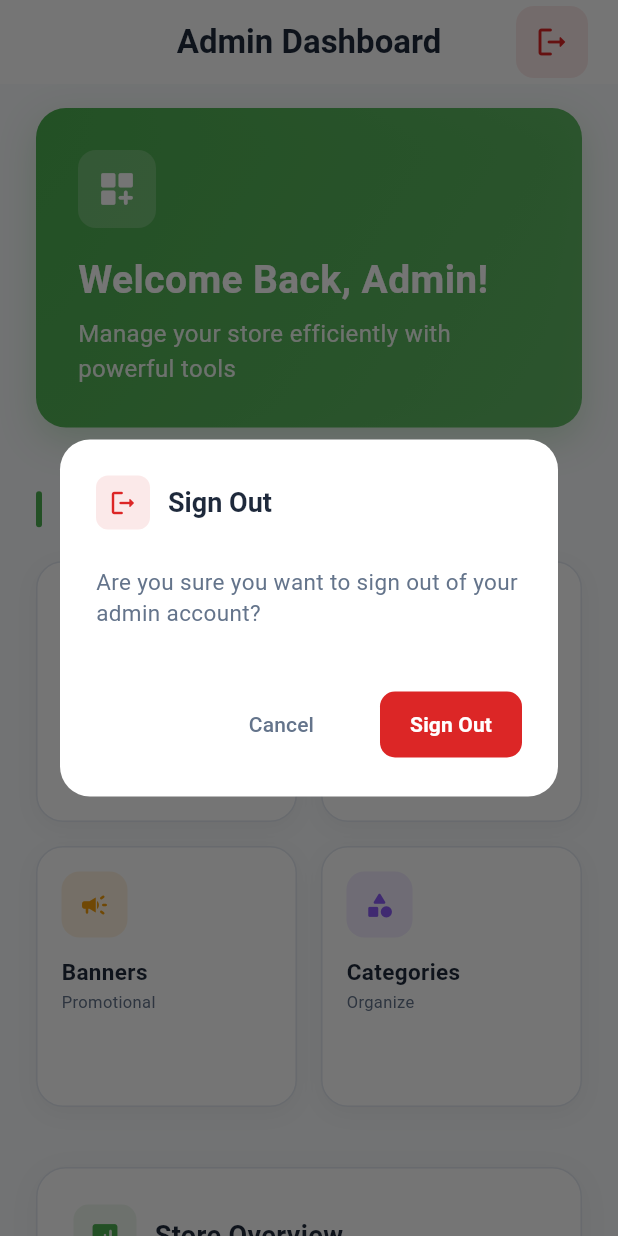
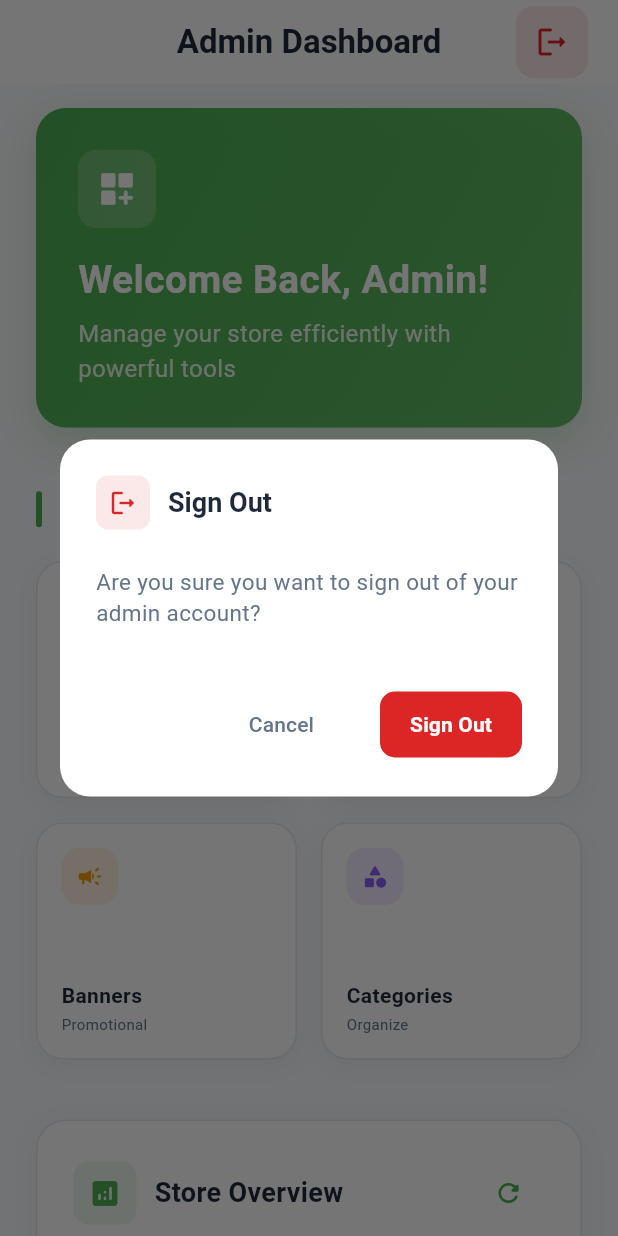
Before and after one commit to Amjad3618/yellow-achar-admin-app, a Flutter app: the screen it shows once a user with an empty profile is signed in, after a tap on the "logout" icon, on a phone screen of 412 x 824 dp. Run offline on Flutter 3.47's test engine with Material 3 defaults, Android fonts, the phone set to English and light mode, and no system bars; our stand-ins replace cloud_firestore, firebase_auth, firebase_core, firebase_storage, get, image_picker and 2 more; accounts and stored records are empty.

Commit message:
icon  and name changed

```diff
--- a/lib/screens/home_screen.dart
+++ b/lib/screens/home_screen.dart
@@ -35,33 +35,61 @@ class _HomeScreenState extends State<HomeScreen> {
     _fetchCollectionCounts();
   }
 
-  // Method to fetch collection counts
+  // Improved method to fetch collection counts
   Future<void> _fetchCollectionCounts() async {
     try {
+      print('Starting to fetch collection counts...');
+
       setState(() {
         isLoadingCounts = true;
       });
 
-      // Fetch products count
-      final productsSnapshot = await _firestore.collection('products').get();
+      // Use Future.wait to fetch all counts simultaneously for better performance
+      final results = await Future.wait([
+        _firestore.collection('products').get(),
+        _firestore.collection('categories').get(),
+        _firestore.collection('Orders').get(), // Make sure collection name is correct
+      ]);
 
-      // Fetch categories count
-      final categoriesSnapshot = await _firestore.collection('categories').get();
+      final productsSnapshot = results[0];
+      final categoriesSnapshot = results[1];
+      final ordersSnapshot = results[2];
 
-      // Fetch orders count
-      final ordersSnapshot = await _firestore.collection('Orders').get();
+      // Debug prints to check if data is being fetched
+      print('Products count: ${productsSnapshot.docs.length}');
+      print('Categories count: ${categoriesSnapshot.docs.length}');
+      print('Orders count: ${ordersSnapshot.docs.length}');
 
+      if (mounted) {
         setState(() {
           productsCount = productsSnapshot.docs.length;
           categoriesCount = categoriesSnapshot.docs.length;
           ordersCount = ordersSnapshot.docs.length;
           isLoadingCounts = false;
         });
+        print('State updated successfully');
+      }
+
     } catch (e) {
       print('Error fetching collection counts: $e');
+
+      if (mounted) {
         setState(() {
+          productsCount = 0;
+          categoriesCount = 0;
+          ordersCount = 0;
           isLoadingCounts = false;
         });
+
+        // Show error message to user
+        ScaffoldMessenger.of(context).showSnackBar(
+          SnackBar(
+            content: Text('Failed to load data: ${e.toString()}'),
+            backgroundColor: Colors.red,
+            duration: const Duration(seconds: 3),
+          ),
+        );
+      }
     }
   }
 
@@ -200,12 +228,12 @@ class _HomeScreenState extends State<HomeScreen> {
                   crossAxisCount: 2,
                   mainAxisSpacing: 16,
                   crossAxisSpacing: 16,
-                  childAspectRatio: 1, // Increased for more height
+                  childAspectRatio: 1.1, // Increased for more height
                   children: [
                     _buildActionCard(
                       icon: Icons.shopping_cart_checkout_rounded,
-                      title: "Orders",
-                      subtitle: "View & manage",
+                      title: "Check Orders",
+                      subtitle: "View recent orders",
                       color: const Color(0xFF3B82F6),
                       onTap: () => Get.to(() => OrdersScreen()),
                     ),
@@ -235,7 +263,7 @@ class _HomeScreenState extends State<HomeScreen> {
 
                 const SizedBox(height: 40),
 
-                // Statistics Section
+                // Statistics Section - Improved
                 Container(
                   width: double.infinity,
                   padding: const EdgeInsets.all(24),
@@ -284,16 +312,45 @@ class _HomeScreenState extends State<HomeScreen> {
                               child: CircularProgressIndicator(
                                 strokeWidth: 2,
                               ),
+                            )
+                          else
+                            IconButton(
+                              onPressed: _fetchCollectionCounts,
+                              icon: const Icon(Icons.refresh_rounded),
+                              color: AppColors.primaryColor,
+                              iconSize: 20,
+                              tooltip: 'Refresh Data',
                             ),
                         ],
                       ),
                       const SizedBox(height: 24),
-                      Row(
+
+                      // Show different content based on loading state
+                      isLoadingCounts
+                        ? const Center(
+                            child: Padding(
+                              padding: EdgeInsets.all(20),
+                              child: Column(
+                                children: [
+                                  CircularProgressIndicator(),
+                                  SizedBox(height: 16),
+                                  Text(
+                                    'Loading store data...',
+                                    style: TextStyle(
+                                      color: Color(0xFF64748B),
+                                      fontSize: 14,
+                                    ),
+                                  ),
+                                ],
+                              ),
+                            ),
+                          )
+                        : Row(
                             children: [
                               Expanded(
                                 child: _buildStatItem(
                                   "Products",
-                              isLoadingCounts ? "..." : productsCount.toString(),
+                                  productsCount.toString(),
                                   Icons.inventory_2_rounded,
                                   const Color(0xFF10B981),
                                 ),
@@ -306,7 +363,7 @@ class _HomeScreenState extends State<HomeScreen> {
                               Expanded(
                                 child: _buildStatItem(
                                   "Categories",
-                              isLoadingCounts ? "..." : categoriesCount.toString(),
+                                  categoriesCount.toString(),
                                   Icons.category_rounded,
                                   const Color(0xFF8B5CF6),
                                 ),
@@ -319,7 +376,7 @@ class _HomeScreenState extends State<HomeScreen> {
                               Expanded(
                                 child: _buildStatItem(
                                   "Orders",
-                              isLoadingCounts ? "..." : ordersCount.toString(),
+                                  ordersCount.toString(),
                                   Icons.shopping_bag_rounded,
                                   const Color(0xFF3B82F6),
                                 ),
@@ -339,6 +396,7 @@ class _HomeScreenState extends State<HomeScreen> {
     );
   }
 
+  // Fixed Action Card Widget
   Widget _buildActionCard({
     required IconData icon,
     required String title,
@@ -367,43 +425,46 @@ class _HomeScreenState extends State<HomeScreen> {
             ],
           ),
           child: Column(
+            mainAxisAlignment: MainAxisAlignment.spaceBetween,
             crossAxisAlignment: CrossAxisAlignment.start,
             children: [
               // Icon container
               Container(
-                padding: const EdgeInsets.all(12),
+                padding: const EdgeInsets.all(10),
                 decoration: BoxDecoration(
                   color: color.withOpacity(0.12),
                   borderRadius: BorderRadius.circular(12),
                 ),
-                child: Icon(icon, color: color, size: 20),
+                child: Icon(icon, color: color, size: 18),
               ),
 
-              const SizedBox(height: 12),
-
-              // Text content with flexible layout
-              Flexible(
-                child: Column(
+              // Text content with constrained height
+              Column(
                 crossAxisAlignment: CrossAxisAlignment.start,
                 mainAxisSize: MainAxisSize.min,
                 children: [
-                    CustomText(
+                  Text(
                     title,
-                      fontSize: 15,
+                    style: const TextStyle(
+                      fontSize: 14,
                       fontWeight: FontWeight.w600,
-                      color: const Color(0xFF1E293B),
+                      color: Color(0xFF1E293B),
+                    ),
                     maxLines: 1,
+                    overflow: TextOverflow.ellipsis,
                   ),
                   const SizedBox(height: 2),
-                    CustomText(
+                  Text(
                     subtitle,
-                      fontSize: 11,
-                      color: const Color(0xFF64748B),
+                    style: const TextStyle(
+                      fontSize: 10,
+                      color: Color(0xFF64748B),
                       fontWeight: FontWeight.w400,
+                    ),
                     maxLines: 1,
+                    overflow: TextOverflow.ellipsis,
                   ),
                 ],
-                ),
               ),
             ],
           ),
--- a/pubspec.yaml
+++ b/pubspec.yaml
@@ -48,6 +48,7 @@ dependencies:
   path_provider: ^2.1.5
   printing: ^5.14.2
   share_plus: ^11.1.0
+  rename: ^3.1.0
 
 dev_dependencies:
   flutter_test:
```
Also changed, not shown: lib/screens/orders_screen.dart (+103 -122 lines), pubspec.lock, 3 other files. Lines whose indentation alone changed are shown as unchanged.
